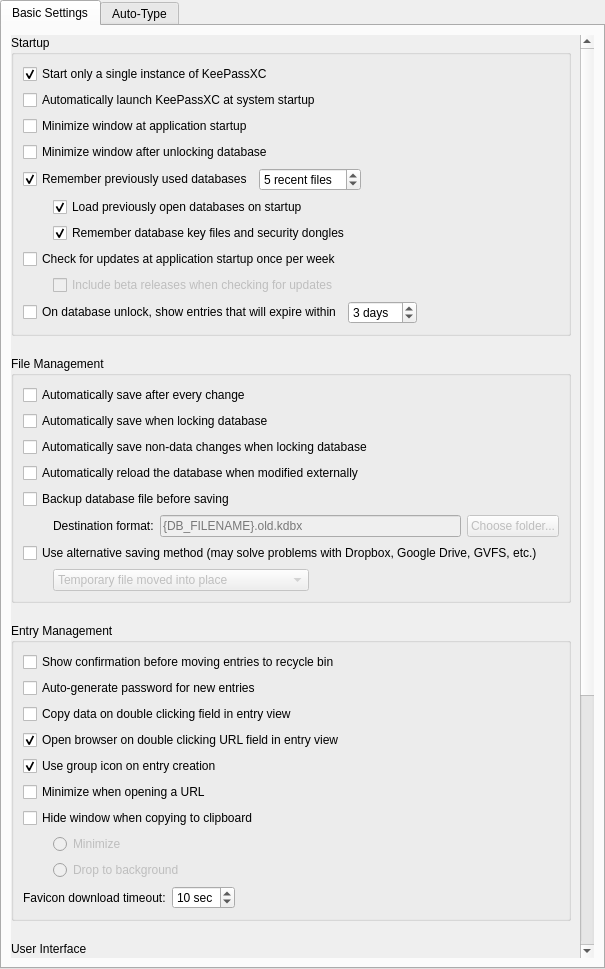
The window that src/gui/ApplicationSettingsWidgetGeneral.ui (juzu-o/keepassxc) describes before a commit, drawn with Qt 5.
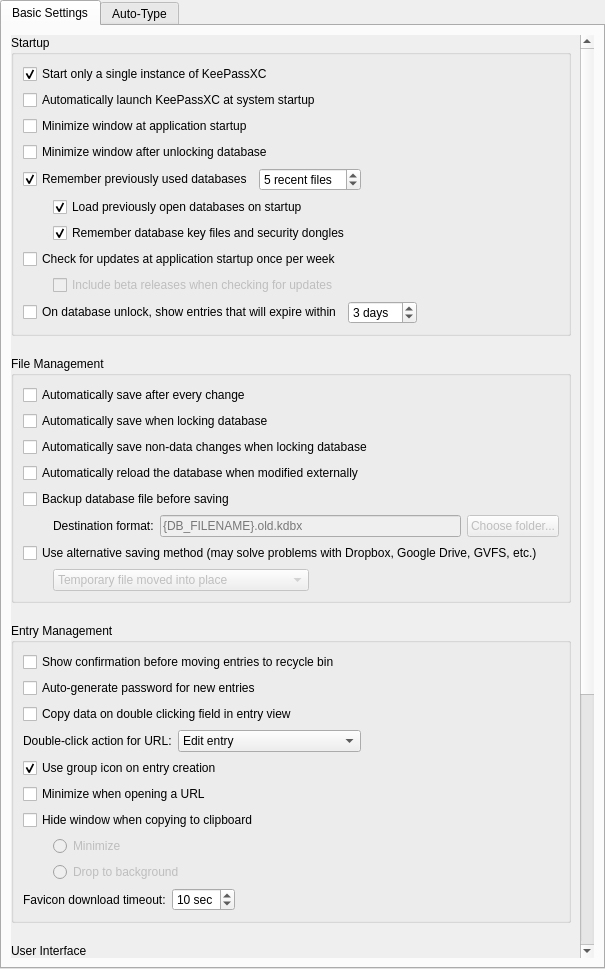
The same window after the commit. Custom widgets are drawn as their Qt base class.

Commit message: Implement URL double-click action dropdown #4717

Diff of the .ui file:
```diff
--- a/src/gui/ApplicationSettingsWidgetGeneral.ui
+++ b/src/gui/ApplicationSettingsWidgetGeneral.ui
@@ -554,14 +554,59 @@
                </widget>
               </item>
               <item>
-               <widget class="QCheckBox" name="openUrlOnDoubleClick">
-                <property name="text">
-                 <string>Open browser on double clicking URL field in entry view</string>
-                </property>
-                <property name="checked">
-                 <bool>true</bool>
-                </property>
-               </widget>
+               <layout class="QHBoxLayout" name="urlDoubleClickLayout">
+                <item>
+                 <widget class="QLabel" name="urlDoubleClickLabel">
+                  <property name="text">
+                   <string>Double-click action for URL:</string>
+                  </property>
+                  <property name="buddy">
+                   <cstring>urlDoubleClickComboBox</cstring>
+                  </property>
+                 </widget>
+                </item>
+                <item>
+                 <widget class="QComboBox" name="urlDoubleClickComboBox">
+                  <property name="focusPolicy">
+                   <enum>Qt::StrongFocus</enum>
+                  </property>
+                  <property name="accessibleName">
+                   <string>Double-click action for URL field</string>
+                  </property>
+                  <property name="sizeAdjustPolicy">
+                   <enum>QComboBox::AdjustToContents</enum>
+                  </property>
+                  <item>
+                   <property name="text">
+                    <string>Edit entry</string>
+                   </property>
+                  </item>
+                  <item>
+                   <property name="text">
+                    <string>Open entry URL in browser</string>
+                   </property>
+                  </item>
+                  <item>
+                   <property name="text">
+                    <string>Copy entry URL to clipboard</string>
+                   </property>
+                  </item>
+                 </widget>
+                </item>
+                <item>
+                 <spacer name="urlDoubleClickSpacer">
+                  <property name="orientation">
+                   <enum>Qt::Horizontal</enum>
+                  </property>
+                  <property name="sizeHint" stdset="0">
+                   <size>
+                    <width>40</width>
+                    <height>20</height>
+                   </size>
+                  </property>
+                 </spacer>
+                </item>
+               </layout>
               </item>
               <item>
                <widget class="QCheckBox" name="useGroupIconOnEntryCreationCheckBox">
```
Left out of the diff: 2 changed lines with no effect on the pictures. The commit also changes 4 other files.
